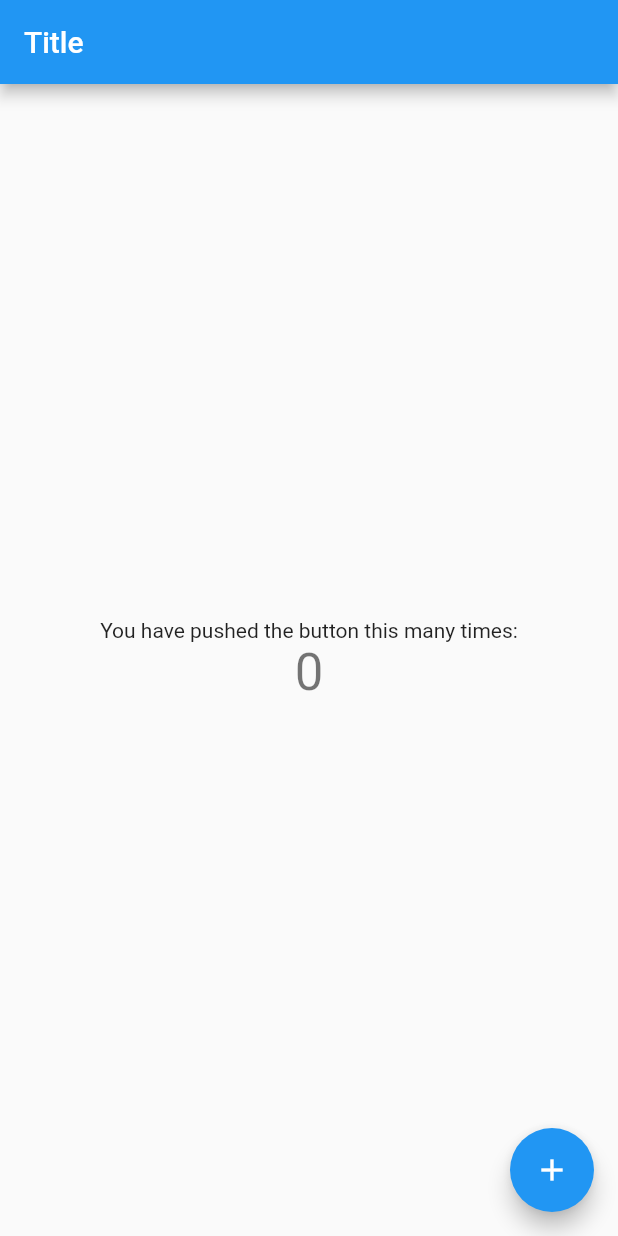
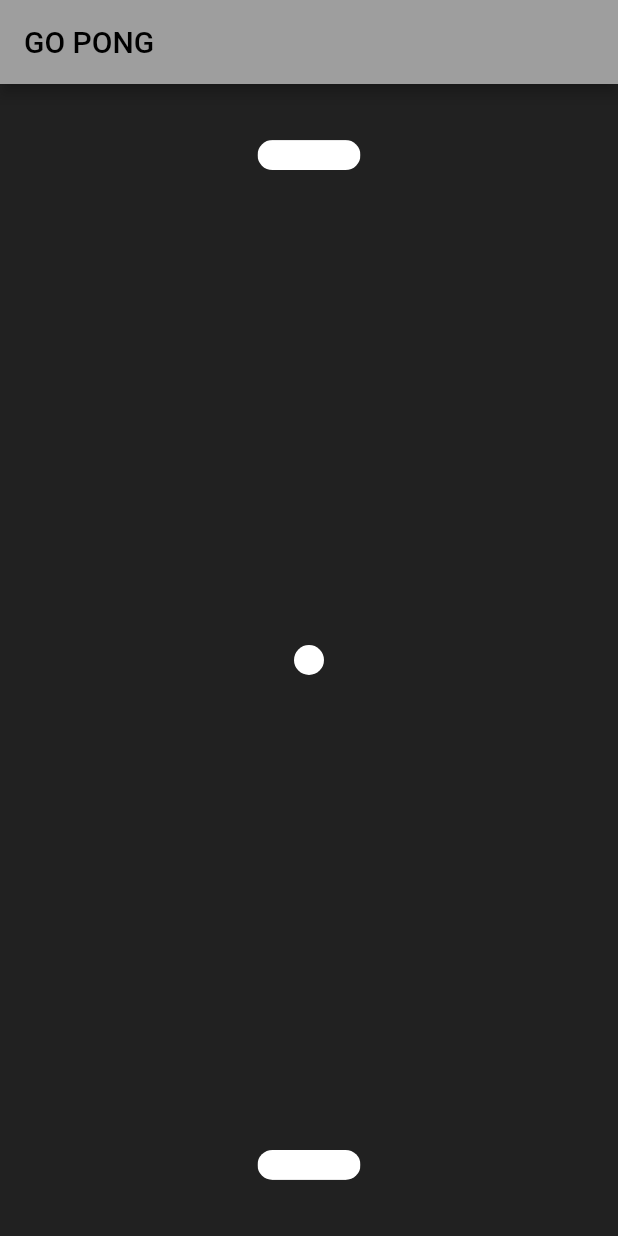
Before and after one commit to louieseno/Go-Pong, a Flutter app: the screen it shows after launch, on a phone screen of 412 x 824 dp. Run offline on Flutter 3.47's test engine with Material 2 defaults, Android fonts, the phone set to English and light mode, and no system bars.

Commit message:
feat: pong ball and brick widgets

```diff
--- a/analysis_options.yaml
+++ b/analysis_options.yaml
@@ -10,20 +10,8 @@
 include: package:flutter_lints/flutter.yaml
 
 linter:
-  # The lint rules applied to this project can be customized in the
-  # section below to disable rules from the `package:flutter_lints/flutter.yaml`
-  # included above or to enable additional rules. A list of all available lints
-  # and their documentation is published at
-  # https://dart-lang.github.io/linter/lints/index.html.
-  #
-  # Instead of disabling a lint rule for the entire project in the
-  # section below, it can also be suppressed for a single line of code
-  # or a specific dart file by using the `// ignore: name_of_lint` and
-  # `// ignore_for_file: name_of_lint` syntax on the line or in the file
-  # producing the lint.
   rules:
-    # avoid_print: false  # Uncomment to disable the `avoid_print` rule
-    # prefer_single_quotes: true  # Uncomment to enable the `prefer_single_quotes` rule
+    prefer_const_constructors: false
 
 # Additional information about this file can be found at
 # https://dart.dev/guides/language/analysis-options
--- a/lib/main.dart
+++ b/lib/main.dart
@@ -15,7 +15,9 @@ class MyApp extends StatelessWidget {
     return MaterialApp(
       title: 'Flutter Demo',
       debugShowCheckedModeBanner: false,
-      theme: ThemeData(primarySwatch: Colors.blue),
+      theme: ThemeData(
+          primarySwatch: Colors.grey,
+          scaffoldBackgroundColor: Colors.grey[900]),
       initialRoute: PlayAreaView.route,
       onGenerateRoute: RouteConfig.routeHandler(),
       onUnknownRoute: RouteConfig.routeNotFound(),
--- a/lib/views/play_area/play_area_view.dart
+++ b/lib/views/play_area/play_area_view.dart
@@ -1,4 +1,6 @@
 import 'package:flutter/material.dart';
+import 'package:go_pong/views/play_area/widgets/ball.dart';
+import 'package:go_pong/views/play_area/widgets/brick.dart';
 
 class PlayAreaView extends StatefulWidget {
   static const route = '/play_area';
@@ -9,35 +11,19 @@ class PlayAreaView extends StatefulWidget {
 }
 
 class _PlayAreaViewState extends State<PlayAreaView> {
-  int _counter = 0;
-
-  void _incrementCounter() {
-    setState(() {
-      _counter++;
-    });
-  }
-
   @override
   Widget build(BuildContext context) {
     return Scaffold(
-      appBar: AppBar(title: Text('Title')),
+      appBar: AppBar(title: const Text('GO PONG')),
       body: Center(
-        child: Column(
-          mainAxisAlignment: MainAxisAlignment.center,
-          children: <Widget>[
-            const Text('You have pushed the button this many times:'),
-            Text(
-              '$_counter',
-              style: Theme.of(context).textTheme.headline4,
-            ),
+        child: Stack(
+          children: [
+            Brick(x: 0.0, y: 0.9),
+            Ball(x: 0.0, y: 0.0),
+            Brick(x: 0.0, y: -0.9),
           ],
         ),
       ),
-      floatingActionButton: FloatingActionButton(
-        onPressed: _incrementCounter,
-        tooltip: 'Increment',
-        child: const Icon(Icons.add),
-      ), // This trailing comma makes auto-formatting nicer for build methods.
     );
   }
 }
--- /dev/null
+++ b/lib/views/play_area/widgets/ball.dart
@@ -0,0 +1,18 @@
+import 'package:flutter/material.dart';
+
+class Ball extends StatelessWidget {
+  final double x;
+  final double y;
+  const Ball({Key? key, required this.x, required this.y}) : super(key: key);
+
+  @override
+  Widget build(BuildContext context) {
+    return Container(
+      alignment: Alignment(x, y),
+      child: Container(
+        decoration: BoxDecoration(shape: BoxShape.circle, color: Colors.white),
+        width: 20.0,
+      ),
+    );
+  }
+}
--- /dev/null
+++ b/lib/views/play_area/widgets/brick.dart
@@ -0,0 +1,22 @@
+import 'package:flutter/material.dart';
+
+class Brick extends StatelessWidget {
+  final double x;
+  final double y;
+  const Brick({Key? key, required this.x, required this.y}) : super(key: key);
+
+  @override
+  Widget build(BuildContext context) {
+    return Container(
+      alignment: Alignment(x, y),
+      child: ClipRRect(
+        borderRadius: BorderRadius.circular(10.0),
+        child: Container(
+          color: Colors.white,
+          height: 20.0,
+          width: MediaQuery.of(context).size.width / 6,
+        ),
+      ),
+    );
+  }
+}
```
Also changed, not shown: 1 other file.
